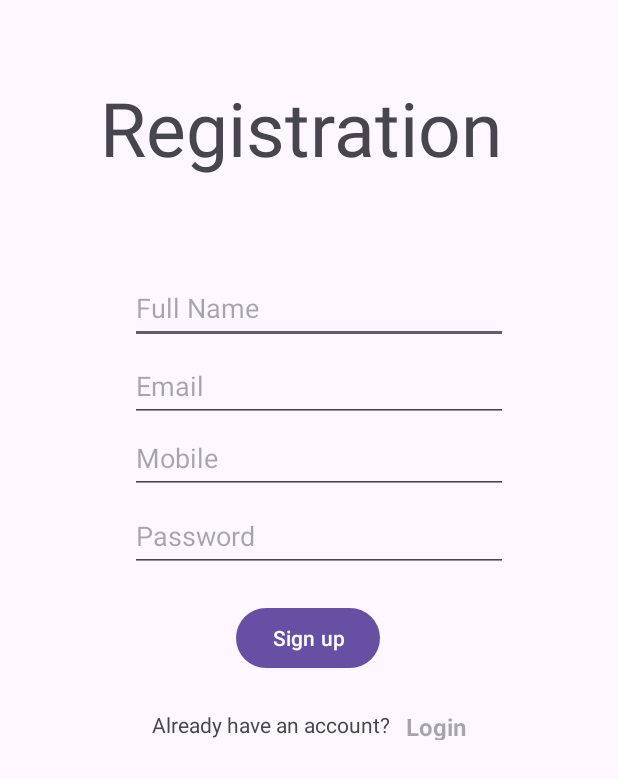
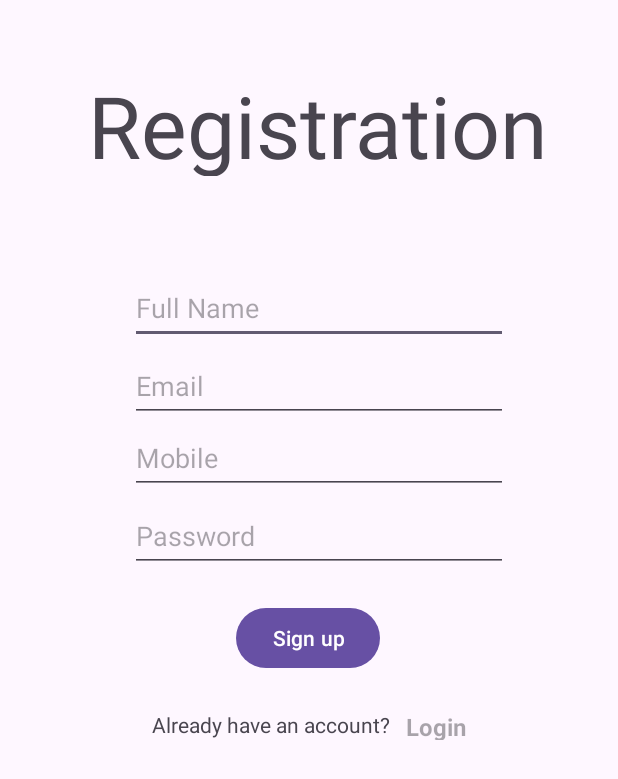
Before and after one commit to chetankumarpulipati/KeineArmut, an Android app: the screen it shows after launch (MainActivity before the commit, sign_up after it), on a phone screen of 412 x 824 dp. Shown: the top 779 px of the screen. Run offline under Robolectric (Android 15) with nearby library versions, the phone set to English and light mode, and no system bars; our stand-ins replace Firebase (no records; nobody signed in at launch, a user with empty details on screens opened directly).

Commit message:
sign up is achieved

```diff
--- a/app/src/main/java/com/solution_challenge/keinearmut/MainActivity.kt
+++ b/app/src/main/java/com/solution_challenge/keinearmut/MainActivity.kt
@@ -10,19 +10,21 @@ import androidx.core.splashscreen.SplashScreen.Companion.installSplashScreen
 
 class MainActivity : AppCompatActivity(), View.OnClickListener {
 
+
     override fun onCreate(savedInstanceState: Bundle?) {
         super.onCreate(savedInstanceState)
-        Thread.sleep(500)
+//        Thread.sleep(500)
         setContentView(R.layout.sign_up)
+
         val loginTextView: TextView = findViewById(R.id.myClickableText)
-
         loginTextView.setOnClickListener(this)
 
         if (isLoggedIn()) {
             startActivity(Intent(this, dashboard::class.java))
             finish()
         } else {
-            Toast.makeText(this, "Please login to continue", Toast.LENGTH_SHORT).show()
+//            Toast.makeText(this, "Please login to continue", Toast.LENGTH_SHORT).show()
+            startActivity(Intent(this,sign_up::class.java))
         }
     }
 
--- a/app/src/main/java/com/solution_challenge/keinearmut/sign_up.kt
+++ b/app/src/main/java/com/solution_challenge/keinearmut/sign_up.kt
@@ -3,18 +3,115 @@ package com.solution_challenge.keinearmut
 import android.content.Intent
 import androidx.appcompat.app.AppCompatActivity
 import android.os.Bundle
+import android.view.View
 import android.widget.Button
+import android.widget.EditText
+import android.widget.ProgressBar
 import android.widget.TextView
 import android.widget.Toast
 import androidx.core.splashscreen.SplashScreen.Companion.installSplashScreen
+import com.google.android.gms.tasks.Task
+import com.google.firebase.auth.AuthResult
 import com.google.firebase.auth.FirebaseAuth
 
 class sign_up : AppCompatActivity() {
 
+    // signup
+    private lateinit var auth: FirebaseAuth
+    private lateinit var fullname: EditText
+    private lateinit var signupemail: EditText
+    private lateinit var signupmobile: EditText
+    private lateinit var signuppassword: EditText
+    private lateinit var button_sign_up: Button
+    private lateinit var progressBar: ProgressBar
+
+
+
     override fun onCreate(savedInstanceState: Bundle?) {
         super.onCreate(savedInstanceState)
         setContentView(R.layout.sign_up)
+
+        fullname = findViewById(R.id.fullname)
+        signupemail = findViewById(R.id.signupemail)
+        signupmobile = findViewById(R.id.signupmobile)
+        signuppassword = findViewById(R.id.signuppassword)
+        button_sign_up = findViewById(R.id.button_sign_up)
+        auth = FirebaseAuth.getInstance()
+        progressBar = findViewById(R.id.progressBar)
+
+        val loginTextView: TextView = findViewById(R.id.myClickableText)
+
+        loginTextView.setOnClickListener {
+            val intent = Intent(this, login::class.java)
+            startActivity(intent)
+            finish()
+        }
+
+        button_sign_up.setOnClickListener {
+            val email = signupemail.text.toString()
+            val password = signuppassword.text.toString()
+
+            if (!isValidEmail(email)) {
+                signupemail.error = "Enter valid email address"
+                return@setOnClickListener
+            }
+            if (!isValidPassword(password)) {
+                signuppassword.error = "Password is required"
+                return@setOnClickListener
+            }
+
+            // Move the progress bar visibility here
+            progressBar.visibility = View.VISIBLE
+
+            signUp(email, password)
+
+        }
+    }
+    private fun isValidEmail(email: String): Boolean {
+        return android.util.Patterns.EMAIL_ADDRESS.matcher(email).matches()
+    }
+    fun isValidPassword(password: String): Boolean {
+        val passwordRegex = "^(?=.*[0-9])(?=.*[a-z])(?=.*[A-Z])(?=.*[@#\$%^&+=!])(?=\\S+\$).{8,}\$".toRegex()
+        return passwordRegex.matches(password)
+    }
+    private fun signUp(email:String, password: String) {
+        progressBar.visibility = View.VISIBLE
+        auth.createUserWithEmailAndPassword(email, password)
+            .addOnCompleteListener(this) { task ->
+                if (task.isSuccessful) {
+                    saveLoginState()
+                    intentOfSuccess()
+                } else {
+                    Toast.makeText(baseContext, "Sign up failed. Try again after some time.", Toast.LENGTH_SHORT).show()
+                    progressBar.visibility = View.GONE
+                }
+            }
+    }
+    public override fun onStart() {
+        super.onStart()
+        val currentUser = auth.currentUser
+        if (currentUser != null) {
+            reload()
+        }
+    }
+    private fun reload() {
+        val intent = Intent(this, MainActivity::class.java)
+        startActivity(intent)
+    }
+    private fun intentOfSuccess(){
+        startActivity(Intent(this, dashboard::class.java))
+        finish()
     }
 
+    private fun intentOfFailure(task: Task<AuthResult>){
+        Toast.makeText(this, "Sign up failed. ${task.exception?.message}", Toast.LENGTH_SHORT).show()
+        reload()
+    }
+    private fun saveLoginState() {
+        val sharedPreferences = getSharedPreferences("login_state", MODE_PRIVATE)
+        val editor = sharedPreferences.edit()
+        editor.putBoolean("isLoggedIn", true)
+        editor.apply()
+    }
 
 }
--- a/app/src/main/res/layout/sign_up.xml
+++ b/app/src/main/res/layout/sign_up.xml
@@ -70,17 +70,17 @@
 
     <TextView
         android:id="@+id/textView"
-        android:layout_width="300dp"
-        android:layout_height="68dp"
+        android:layout_width="337dp"
+        android:layout_height="72dp"
         android:layout_marginBottom="36dp"
         android:text="@string/registration"
-        android:textSize="50dp"
+        android:textSize="57dp"
         app:layout_constraintBottom_toTopOf="@+id/signuppassword"
         app:layout_constraintEnd_toEndOf="parent"
-        app:layout_constraintHorizontal_bias="0.594"
+        app:layout_constraintHorizontal_bias="0.783"
         app:layout_constraintStart_toStartOf="parent"
         app:layout_constraintTop_toTopOf="parent"
-        app:layout_constraintVertical_bias="0.224" />
+        app:layout_constraintVertical_bias="0.2" />
 
     <TextView
         android:id="@+id/haveanaccount"
--- a/app/src/main/res/values/themes.xml
+++ b/app/src/main/res/values/themes.xml
@@ -20,7 +20,7 @@
     <style name="Theme.App.splash" parent="android:Theme.Material.Light.NoActionBar">
         <item name="android:windowSplashScreenBackground">@color/logo_color</item>
         <item name="android:windowSplashScreenAnimatedIcon">@drawable/ic_launcher_foreground</item>
-        <item name="android:windowSplashScreenAnimationDuration">10000</item>
+        <item name="android:windowSplashScreenAnimationDuration">100</item>
         <item name="android:windowSplashScreenIconBackgroundColor">@color/black</item>
     </style>
 </resources>
```
Also changed, not shown: app/src/main/java/com/solution_challenge/keinearmut/dashboard.kt (+8 -0 lines), app/src/main/java/com/solution_challenge/keinearmut/login.kt (+9 -3 lines).
